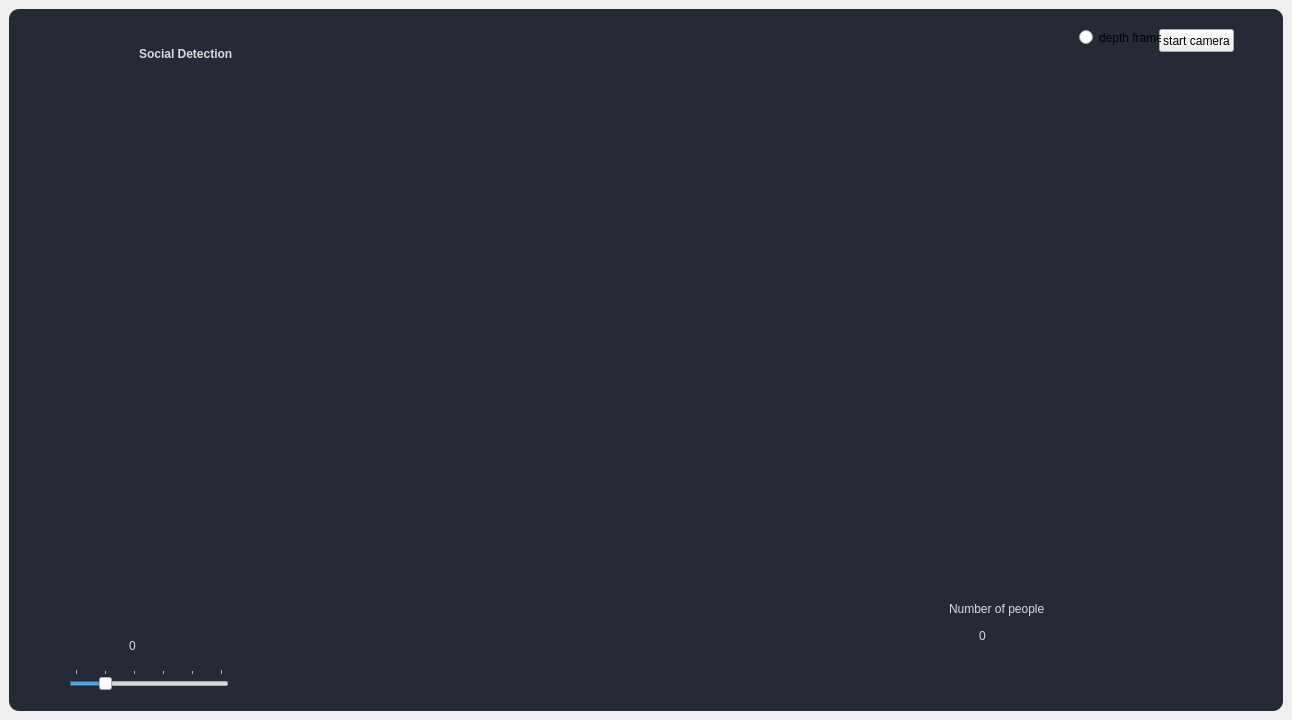
Qt form pyqt/gui/main.ui (Face-Recognition-Gate-Control/socialDistancingApp) before a commit.
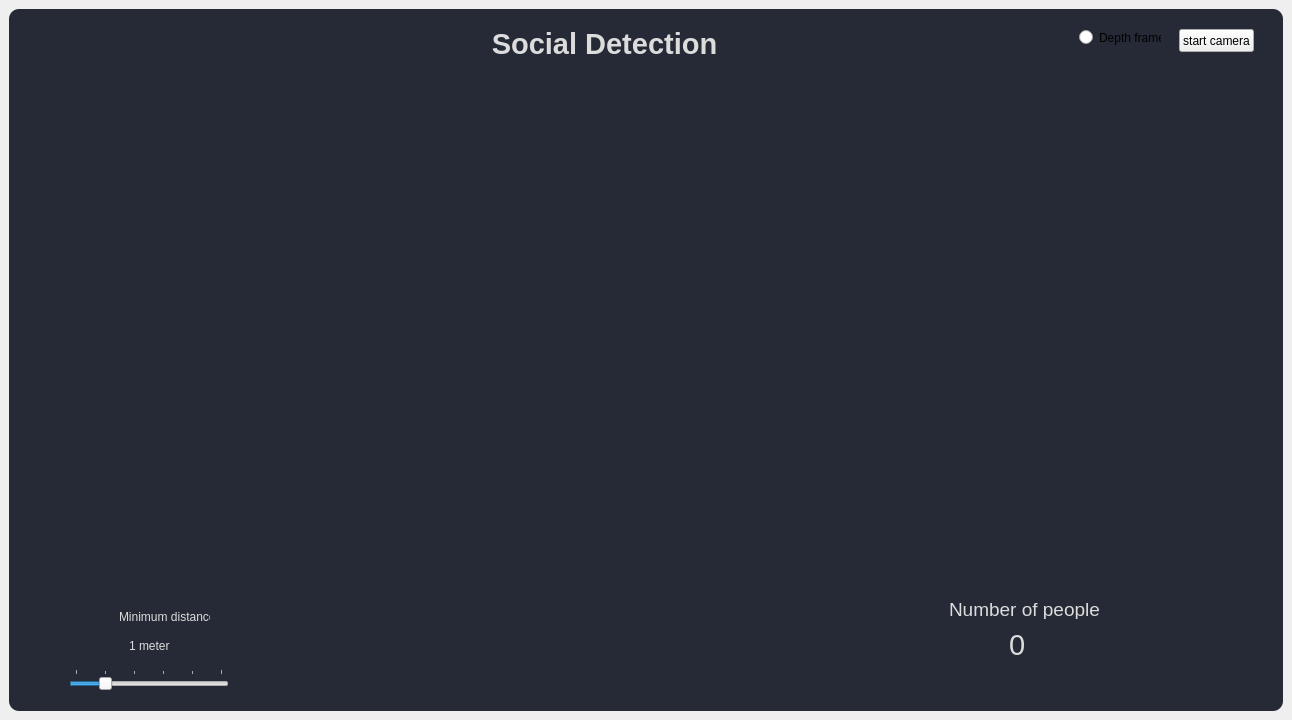
The same form after that commit.

What changed in the file:
```diff
--- a/pyqt/gui/main.ui
+++ b/pyqt/gui/main.ui
@@ -58,7 +58,7 @@
       <widget class="QPushButton" name="camera">
        <property name="geometry">
         <rect>
-         <x>1150</x>
+         <x>1170</x>
          <y>20</y>
          <width>75</width>
          <height>23</height>
@@ -91,20 +91,20 @@
         </rect>
        </property>
        <property name="text">
-        <string>0</string>
+        <string>1</string>
        </property>
       </widget>
       <widget class="QLabel" name="label">
        <property name="geometry">
         <rect>
-         <x>130</x>
-         <y>20</y>
-         <width>131</width>
-         <height>51</height>
+         <x>440</x>
+         <y>0</y>
+         <width>311</width>
+         <height>71</height>
         </rect>
        </property>
        <property name="text">
-        <string>&lt;html&gt;&lt;head/&gt;&lt;body&gt;&lt;p&gt;&lt;span style=&quot; font-weight:600;&quot;&gt;Social Detection&lt;/span&gt;&lt;/p&gt;&lt;/body&gt;&lt;/html&gt;</string>
+        <string>&lt;html&gt;&lt;head/&gt;&lt;body&gt;&lt;p align=&quot;center&quot;&gt;&lt;span style=&quot; font-size:22pt; font-weight:600;&quot;&gt;Social Detection&lt;/span&gt;&lt;/p&gt;&lt;/body&gt;&lt;/html&gt;</string>
        </property>
       </widget>
       <widget class="QLabel" name="label_2">
@@ -112,10 +112,15 @@
         <rect>
          <x>940</x>
          <y>590</y>
-         <width>101</width>
+         <width>171</width>
          <height>20</height>
         </rect>
        </property>
+       <property name="font">
+        <font>
+         <pointsize>14</pointsize>
+        </font>
+       </property>
        <property name="text">
         <string>Number of people</string>
        </property>
@@ -123,12 +128,17 @@
       <widget class="QLabel" name="people">
        <property name="geometry">
         <rect>
-         <x>970</x>
+         <x>1000</x>
          <y>620</y>
-         <width>47</width>
-         <height>13</height>
+         <width>21</width>
+         <height>31</height>
         </rect>
        </property>
+       <property name="font">
+        <font>
+         <pointsize>22</pointsize>
+        </font>
+       </property>
        <property name="text">
         <string>0</string>
        </property>
@@ -143,7 +153,33 @@
         </rect>
        </property>
        <property name="text">
-        <string>depth frame</string>
+        <string>Depth frame</string>
+       </property>
+      </widget>
+      <widget class="QLabel" name="label_3">
+       <property name="geometry">
+        <rect>
+         <x>130</x>
+         <y>630</y>
+         <width>47</width>
+         <height>13</height>
+        </rect>
+       </property>
+       <property name="text">
+        <string>meter</string>
+       </property>
+      </widget>
+      <widget class="QLabel" name="label_4">
+       <property name="geometry">
+        <rect>
+         <x>110</x>
+         <y>600</y>
+         <width>91</width>
+         <height>16</height>
+        </rect>
+       </property>
+       <property name="text">
+        <string>Minimum distance</string>
        </property>
       </widget>
      </widget>
```
